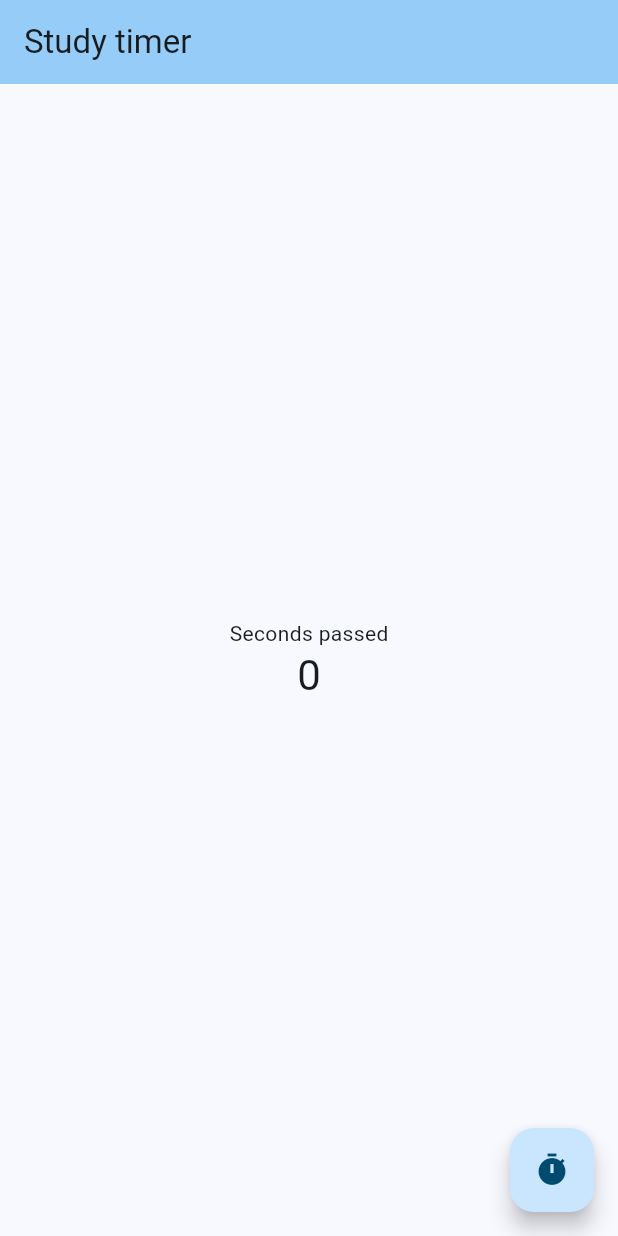
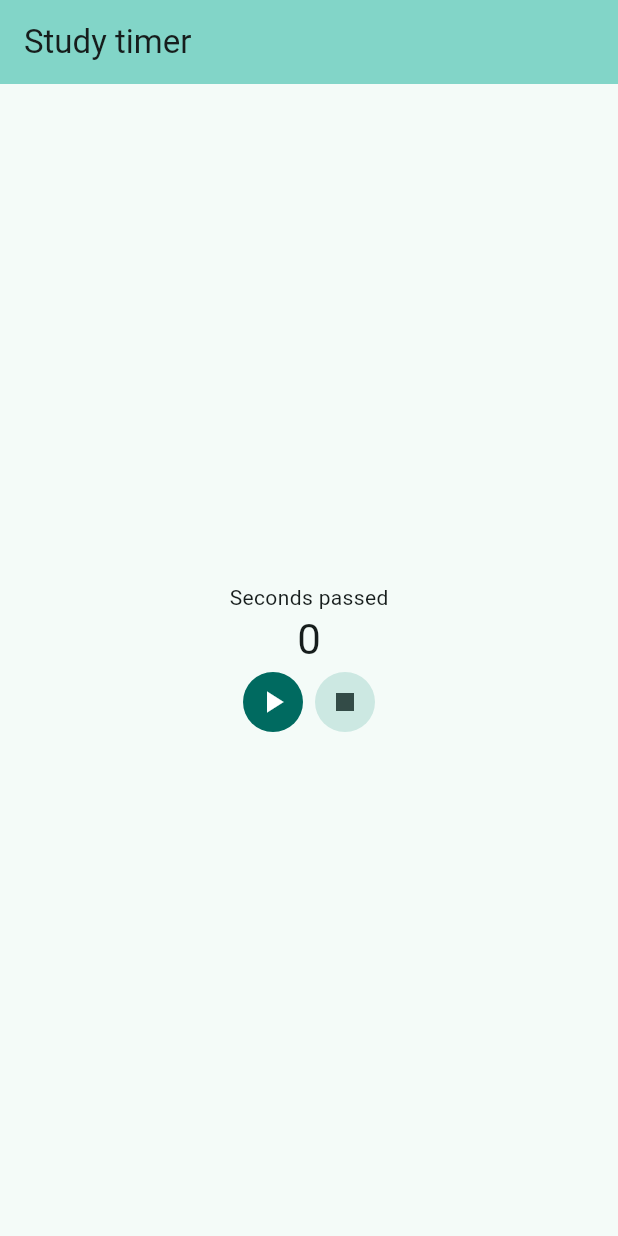
Before and after one commit to MaximilianMatisan/interactive_notifications, a Flutter app: the screen it shows after launch, on a phone screen of 412 x 824 dp. Run offline on Flutter 3.47's test engine with Material 3 defaults, Android fonts, the phone set to English and light mode, and no system bars.

Commit message:
Time control buttons and widget split up

```diff
--- a/lib/main.dart
+++ b/lib/main.dart
@@ -1,6 +1,8 @@
 import 'dart:async';
 
 import 'package:flutter/material.dart';
+import 'package:interactive_notifications/widgets/timer_buttons.dart';
+import 'package:interactive_notifications/widgets/timer_display.dart';
 
 void main() {
   runApp(const MyApp());
@@ -15,7 +17,7 @@ class MyApp extends StatelessWidget {
     return MaterialApp(
       title: 'Flutter Demo',
       theme: ThemeData(
-        colorScheme: .fromSeed(seedColor: Colors.lightBlue),
+        colorScheme: .fromSeed(seedColor: Colors.teal),
       ),
       home: const MyHomePage(title: 'Study timer'),
     );
@@ -24,15 +26,6 @@ class MyApp extends StatelessWidget {
 
 class MyHomePage extends StatefulWidget {
   const MyHomePage({super.key, required this.title});
-
-  // This widget is the home page of your application. It is stateful, meaning
-  // that it has a State object (defined below) that contains fields that affect
-  // how it looks.
-
-  // This class is the configuration for the state. It holds the values (in this
-  // case the title) provided by the parent (in this case the App widget) and
-  // used by the build method of the State. Fields in a Widget subclass are
-  // always marked "final".
 
   final String title;
 
@@ -45,19 +38,31 @@ class _MyHomePageState extends State<MyHomePage> {
   Timer? _timer;
 
   void _toggleTimer() {
+    setState(() {
       if (_timer == null) {
         _timer = Timer.periodic(
             const Duration(seconds: 1),
-          (timer) => _incrementSeconds()
+                (_) => _incrementSeconds()
         );
       } else {
         _timer?.cancel();
         _timer = null;
       }
+    });
   }
   void _incrementSeconds() {
     setState(() {
       _secondsPassed++;
+    });
+  }
+
+  void _resetTimer() {
+    setState(() {
+      if (_timer != null) {
+        _timer?.cancel();
+        _timer = null;
+      }
+      _secondsPassed = 0;
     });
   }
 
@@ -66,6 +71,8 @@ class _MyHomePageState extends State<MyHomePage> {
     _timer?.cancel();
     super.dispose();
   }
+
+  bool get _isRunning => _timer != null;
 
   // Rerun if setState is called
   @override
@@ -78,20 +85,16 @@ class _MyHomePageState extends State<MyHomePage> {
       body: Center(
         child: Column(
           mainAxisAlignment: .center,
+          crossAxisAlignment: .center,
           children: [
-            const Text('Seconds passed'),
-            Text(
-              '$_secondsPassed',
-              style: Theme.of(context).textTheme.headlineMedium,
-            ),
-
+            TimerDisplay(secondsPassed: _secondsPassed),
+            TimerButtons(
+              isTimerActive: _isRunning,
+              onPressedToggle: _toggleTimer,
+              onPressedReset: _resetTimer
+            )
           ],
         ),
-      ),
-      floatingActionButton: FloatingActionButton(
-        onPressed: _toggleTimer,
-        tooltip: 'Start Timer',
-        child: const Icon(Icons.timer),
       ),
     );
   }
--- /dev/null
+++ b/lib/widgets/timer_buttons.dart
@@ -0,0 +1,31 @@
+import 'package:flutter/material.dart';
+
+class TimerButtons extends StatelessWidget {
+  final bool isTimerActive;
+  final VoidCallback onPressedToggle;
+  final VoidCallback onPressedReset;
+
+  const TimerButtons({
+    super.key,
+    required this.isTimerActive,
+    required this.onPressedToggle,
+    required this.onPressedReset,
+  });
+
+  @override
+  Widget build(BuildContext context) {
+    return Row(
+      mainAxisAlignment: .center,
+      children: [
+        IconButton.filled(
+          onPressed: onPressedToggle,
+          icon: Icon(isTimerActive? Icons.pause : Icons.play_arrow)
+        ),
+        IconButton.filledTonal(
+            onPressed: onPressedReset,
+            icon: const Icon(Icons.stop)
+        )
+      ],
+    );
+  }
+}
--- /dev/null
+++ b/lib/widgets/timer_display.dart
@@ -0,0 +1,19 @@
+
+import 'package:flutter/material.dart';
+
+class TimerDisplay extends StatelessWidget {
+  final int secondsPassed;
+  const TimerDisplay({super.key, required this.secondsPassed});
+
+  @override
+  Widget build(BuildContext context) {
+    return Column(
+      children: [
+        const Text('Seconds passed'),
+        Text(
+          '$secondsPassed',
+          style: Theme.of(context).textTheme.headlineMedium,
+        )
+    ]);
+  }
+}
```
Lines whose indentation alone changed are shown as unchanged.
